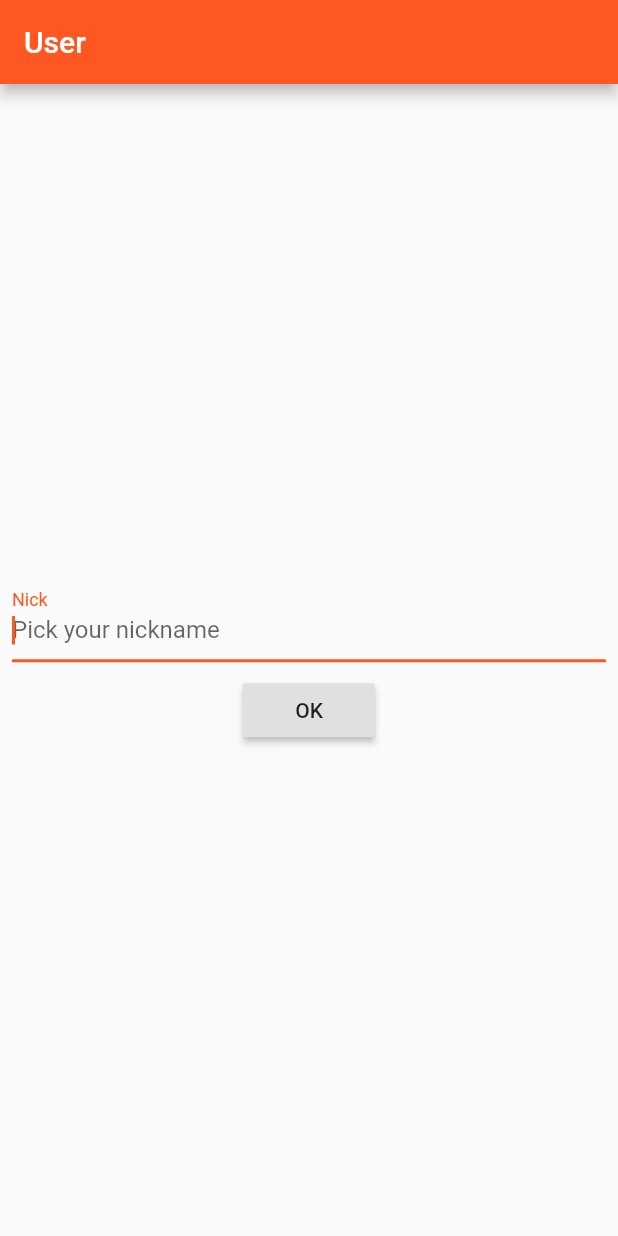
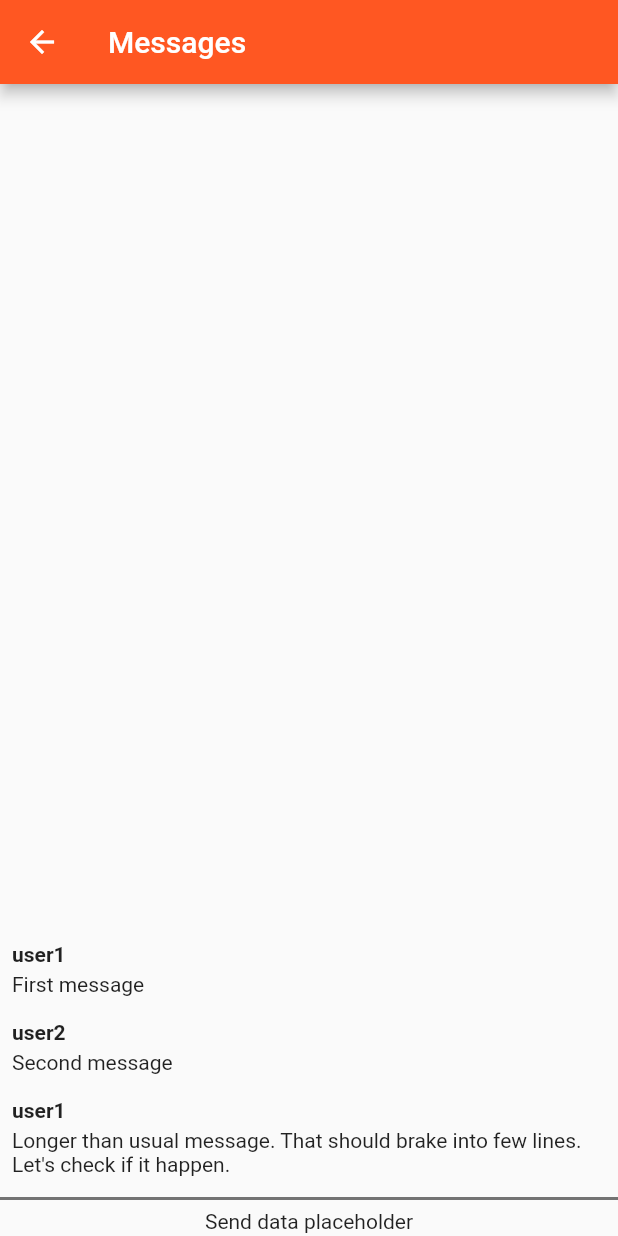
Before and after one commit to vkorchik/chat-multiplatform, a Flutter app: the screen it shows after launch, after a tap on "OK", on a phone screen of 412 x 824 dp. Run offline on Flutter 3.47's test engine with Material 2 defaults, Android fonts, the phone set to English and light mode, and no system bars; our stand-ins replace rxdart.

Commit message:
Create mobile messages view

```diff
--- /dev/null
+++ b/mobile/lib/dependencies_provider.dart
@@ -0,0 +1,10 @@
+import 'package:chat_shared/blocs/messages_bloc.dart';
+import 'package:chat_shared/services/message_service.dart';
+import 'package:chat_shared/services/echo_message_service.dart';
+
+MessagesBloc createMessagesBloc() =>
+    new MessagesBlocImpl(_createMessagesService());
+
+MessageService messageService = EchoMessageService();
+
+MessageService _createMessagesService() => messageService;
--- a/mobile/lib/main.dart
+++ b/mobile/lib/main.dart
@@ -1,8 +1,12 @@
 import 'dart:async';
 
+import 'package:chat_shared/blocs/messages_bloc.dart';
+import 'package:chat_shared/data/message.dart';
 import 'package:flutter/material.dart';
 
 import 'package:chat_shared/blocs/user_bloc.dart';
+import 'package:mobile/dependencies_provider.dart';
+import 'package:mobile/messages_list.dart';
 
 void main() => runApp(new MyApp());
 
@@ -24,6 +28,18 @@ class MyApp extends StatelessWidget {
         primarySwatch: Colors.deepOrange,
       ),
       home: UsernamePage(),
+      onGenerateRoute: (rs) {
+        if (rs.name == "/") {
+          return MaterialPageRoute(
+            builder: (context) => UsernamePage(),
+          );
+        }
+        if (rs.name == "/messages") {
+          return MaterialPageRoute(
+            builder: (context) => MessagesPage(),
+          );
+        }
+      },
     );
   }
 }
@@ -40,7 +56,7 @@ class UsernamePageState extends State<UsernamePage> {
 
   UserBloc bloc;
 
-  Future<Null> _usernameSet;
+  StreamSubscription<bool> _usernameSetSubscription;
 
   @override
   Widget build(BuildContext context) {
@@ -86,9 +102,10 @@ class UsernamePageState extends State<UsernamePage> {
   void initState() {
     super.initState();
     bloc = UserBlocImpl();
-    _usernameSet =
-        bloc.usernameSet.skipWhile((event) => !event).first.then((_) {
-      print("Name set. TODO: trigger navigation");
+    _usernameSetSubscription =
+        bloc.usernameSet.skipWhile((event) => !event).listen((_) {
+      print("Name set. Trigger navigation");
+      Navigator.of(context).pushNamed("/messages");
     }, onError: (e) {
       print("$e happened");
     });
@@ -96,7 +113,40 @@ class UsernamePageState extends State<UsernamePage> {
 
   @override
   void dispose() {
+    _usernameSetSubscription.cancel();
     bloc.dispose();
     super.dispose();
   }
 }
+
+class MessagesPage extends StatelessWidget {
+  @override
+  Widget build(BuildContext context) {
+    return Scaffold(
+      appBar: AppBar(
+        title: Text("Messages"),
+      ),
+      body: Padding(
+        padding: const EdgeInsets.symmetric(vertical: 2.0),
+        child: Column(
+          children: <Widget>[
+            Expanded(
+                child: MessagesList(
+              bloc: createMessagesBloc(),
+            )),
+            Padding(
+              padding: const EdgeInsets.symmetric(vertical: 6.0),
+              child: Container(
+                height: 2.0,
+                color: Colors.black54,
+              ),
+            ),
+            Container(
+              child: Text("Send data placeholder"),
+            )
+          ],
+        ),
+      ),
+    );
+  }
+}
--- /dev/null
+++ b/mobile/lib/messages_list.dart
@@ -0,0 +1,93 @@
+import 'package:chat_shared/blocs/messages_bloc.dart';
+import 'package:chat_shared/data/message.dart';
+import 'package:flutter/material.dart';
+
+class MessagesList extends StatelessWidget {
+  final MessagesBloc bloc;
+
+  const MessagesList({Key key, @required this.bloc})
+      : assert(bloc != null),
+        super(key: key);
+
+  @override
+  Widget build(BuildContext context) {
+    return StreamBuilder<List<Message>>(
+      stream: bloc.messages,
+      builder: _buildContent,
+    );
+  }
+
+  Widget _buildContent(
+      BuildContext context, AsyncSnapshot<List<Message>> snapshot) {
+    if (snapshot.hasData && snapshot.data.length > 0) {
+      return _buildList(context, snapshot.data);
+    } else {
+      return _buildNoDataView(context);
+    }
+  }
+
+  Widget _buildNoDataView(BuildContext context) => Center(
+        child: Column(
+          children: <Widget>[
+            Text(
+              "No messages yet.",
+              style: TextStyle(
+                fontSize: 30.0,
+              ),
+            ),
+            Text(
+              "Write first one!",
+              style: TextStyle(
+                fontSize: 20.0,
+              ),
+            ),
+          ],
+        ),
+      );
+
+  Widget _buildList(BuildContext context, List<Message> data) {
+    var reversed = data.reversed.toList();
+    return ListView.builder(
+      reverse: true,
+      itemCount: reversed.length,
+      itemBuilder: (context, index) {
+        Message m = reversed[index];
+        return _MessageItem(
+          message: m,
+        );
+      },
+    );
+  }
+}
+
+class _MessageItem extends StatelessWidget {
+  const _MessageItem({
+    Key key,
+    @required this.message,
+  }) : super(key: key);
+
+  final Message message;
+
+  @override
+  Widget build(BuildContext context) {
+    return Padding(
+      padding: const EdgeInsets.all(8.0),
+      child: Column(
+        crossAxisAlignment: CrossAxisAlignment.start,
+        children: <Widget>[
+          Text(
+            message.username,
+            style: TextStyle(fontWeight: FontWeight.bold),
+          ),
+          SizedBox(
+            height: 4.0,
+          ),
+          Text(
+            message.content,
+            textAlign: TextAlign.left,
+          ),
+        ],
+      ),
+    );
+  }
+}
```
